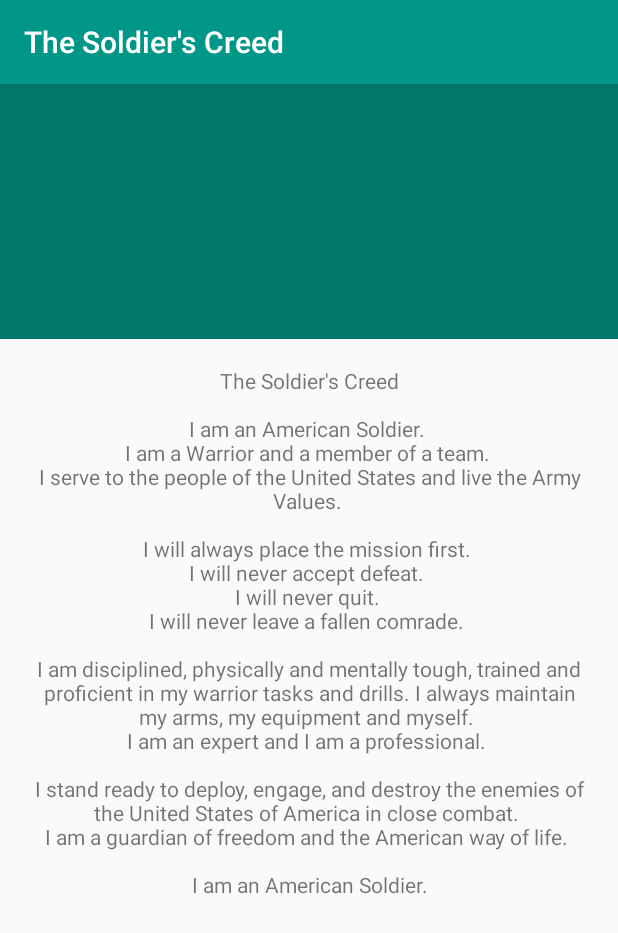
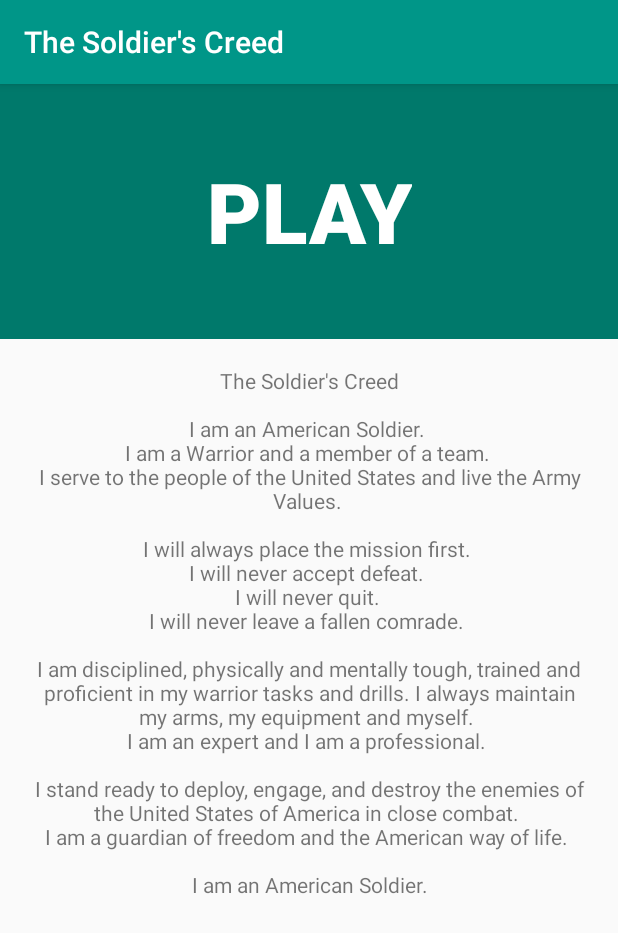
Before and after one commit to AroM-old/PhaseUp, an Android app: the SoldierCreedActivity screen opened directly, with no data from a screen before it, on a phone screen of 412 x 824 dp. Shown: the top 933 px of the screen. Run offline under Robolectric (Android 15) with nearby library versions, the phone set to English and light mode, and no system bars.

Commit message:
Fix errors with MediaPlayer and Add Soldier Creed audio and more.

```diff
--- a/app/src/main/java/com/example/android/phaseup/SoldierCreedActivity.java
+++ b/app/src/main/java/com/example/android/phaseup/SoldierCreedActivity.java
@@ -1,20 +1,28 @@
 package com.example.android.phaseup;
 
+import android.media.MediaPlayer;
+import android.os.Bundle;
 import android.support.v7.app.AppCompatActivity;
-import android.os.Bundle;
+import android.view.View;
+import android.widget.Button;
 import android.widget.TextView;
 
 public class SoldierCreedActivity extends AppCompatActivity {
+
+    //Media Player variable.
+    MediaPlayer mMediaPlayer;
 
     @Override
     protected void onCreate(Bundle savedInstanceState) {
         super.onCreate(savedInstanceState);
         setContentView(R.layout.activity_soldier_creed);
 
+        //Create and Upload the MP3 file.
+        mMediaPlayer = MediaPlayer.create(this, R.raw.soldierscreed);
 
         //Show Soldier's Creed text on screen.
-        TextView textViewCreed = (TextView)findViewById(R.id.textview_creed);
-        textViewCreed.setText("The Soldier's Creed\n\n"+
+        TextView textViewCreed = (TextView) findViewById(R.id.textview_creed);
+        textViewCreed.setText("The Soldier's Creed\n\n" +
                 "I am an American Soldier. \n" + "I am a Warrior and a member of a team. \n" +
                 "I serve to the people of the United States and live the Army Values. \n\n" +
                 "I will always place the mission first. \n" + "I will never accept defeat. \n" + "I will never quit. \n" +
@@ -23,6 +31,28 @@ public class SoldierCreedActivity extends AppCompatActivity {
                 "I am an expert and I am a professional. \n\n" + "I stand ready to deploy, engage, and destroy the enemies of the United States of America in close combat. \n" +
                 "I am a guardian of freedom and the American way of life. \n\n" +
                 "I am an American Soldier.");
+
+        //Listener to play sound when user touched.
+        final Button playButton = (Button) findViewById(R.id.play_creed);
+        playButton.setText("Play");
+
+        playButton.setOnClickListener(new View.OnClickListener()
+
+              {
+                  @Override
+                  public void onClick(View v) {
+                      if (mMediaPlayer.isPlaying()) {
+                          mMediaPlayer.pause();
+                          playButton.setText("Pause");
+                      } else {
+                          mMediaPlayer.start();
+                          playButton.setText("Play");
+                      }
+
+                  }
+
+              }
+
+        );
     }
-
 }
--- a/app/src/main/res/layout/activity_soldier_creed.xml
+++ b/app/src/main/res/layout/activity_soldier_creed.xml
@@ -16,6 +16,16 @@
             android:layout_height="170dp"
             android:background="@color/colorPrimaryDark">
 
+            <Button
+                android:id="@+id/play_creed"
+                android:layout_width="wrap_content"
+                android:layout_height="wrap_content"
+                android:layout_centerInParent="true"
+                android:textSize="56sp"
+                android:textStyle="bold"
+                android:textColor="@android:color/white"
+                android:background="@null"/>
+
         </RelativeLayout>
 
         <TextView
```
Also changed, not shown: app/src/main/AndroidManifest.xml (+30 -6 lines), app/src/main/java/com/example/android/phaseup/AviationSongActivity.java (+4 -8 lines).
